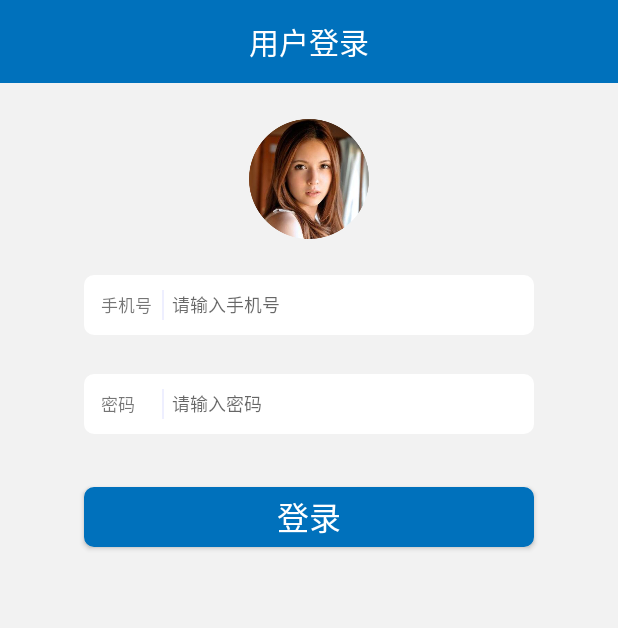
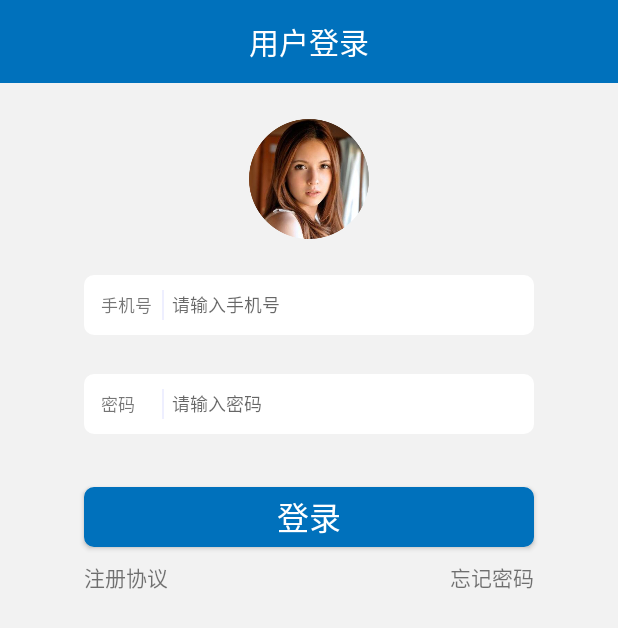
Before and after one commit to 18113693225/Login, an Android app: the LoginActivity screen opened directly, with no data from a screen before it, on a phone screen of 412 x 824 dp. Shown: the top 628 px of the screen. Run offline under Robolectric (Android 15) with nearby library versions, the phone set to English and light mode, and no system bars; our stand-ins replace ButterKnife.

Commit message:
login view finish

```diff
--- a/app/src/main/res/layout/activity_login.xml
+++ b/app/src/main/res/layout/activity_login.xml
@@ -21,6 +21,15 @@
             android:textSize="20sp" />
     </RelativeLayout>
 
+    <ImageView
+        android:id="@+id/portrait"
+        android:layout_width="80dip"
+        android:layout_height="80dip"
+        android:layout_below="@+id/top"
+        android:layout_centerHorizontal="true"
+        android:layout_marginTop="24dp"
+        android:src="@drawable/avatar" />
+
     <RelativeLayout
         android:id="@+id/relativeLayout1"
         android:layout_width="300dp"
@@ -41,7 +50,6 @@
                 android:id="@+id/textView1"
                 android:layout_width="40dp"
                 android:layout_height="wrap_content"
-
                 android:layout_centerVertical="true"
                 android:lines="1"
                 android:padding="1dp"
@@ -154,14 +162,6 @@
         </RelativeLayout>
     </RelativeLayout>
 
-    <ImageView
-        android:id="@+id/portrait"
-        android:layout_width="80dip"
-        android:layout_height="80dip"
-        android:layout_below="@+id/top"
-        android:layout_centerHorizontal="true"
-        android:layout_marginTop="24dp"
-        android:src="@drawable/avatar" />
 
     <Button
         android:id="@+id/loginButton"
@@ -177,22 +177,25 @@
         android:textColor="@color/white"
         android:textSize="21sp" />
 
+    <RelativeLayout
+        android:layout_width="160dp"
+        android:layout_height="40dp"
+        android:layout_alignLeft="@+id/loginButton"
+        android:layout_alignRight="@+id/loginButton"
+        android:layout_below="@+id/loginButton">
 
-    <RelativeLayout
-        android:id="@+id/relativeLayout_avatar"
-        android:layout_width="80dp"
-        android:layout_height="30dp"
-        android:layout_below="@+id/loginButton"
-        android:layout_centerHorizontal="true"
-        android:layout_marginTop="20dp"
-        android:padding="1dp" />
+        <TextView
+            android:layout_width="wrap_content"
+            android:layout_height="wrap_content"
+            android:layout_alignParentStart="true"
+            android:layout_centerVertical="true"
+            android:text="注册协议" />
 
-    <TextView
-        android:id="@+id/textView4"
-        android:layout_width="wrap_content"
-        android:layout_height="wrap_content"
-        android:layout_centerHorizontal="true"
-        android:layout_marginBottom="30dp"
-        android:text="" />
-
+        <TextView
+            android:layout_width="wrap_content"
+            android:layout_height="wrap_content"
+            android:layout_alignParentEnd="true"
+            android:layout_centerVertical="true"
+            android:text="忘记密码" />
+    </RelativeLayout>
 </RelativeLayout>
```
